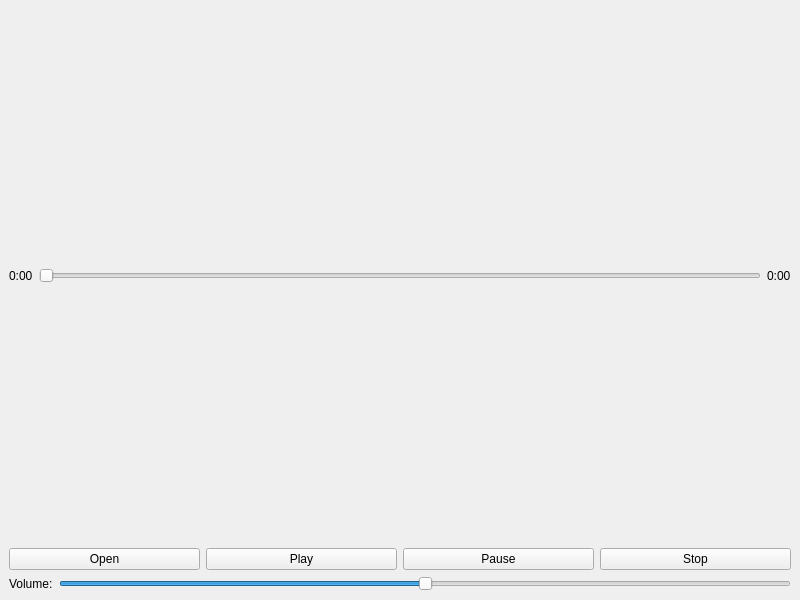
Before: the Qt Designer form mainwindow.ui in vegam05/kaplayer, drawn with Qt 5.
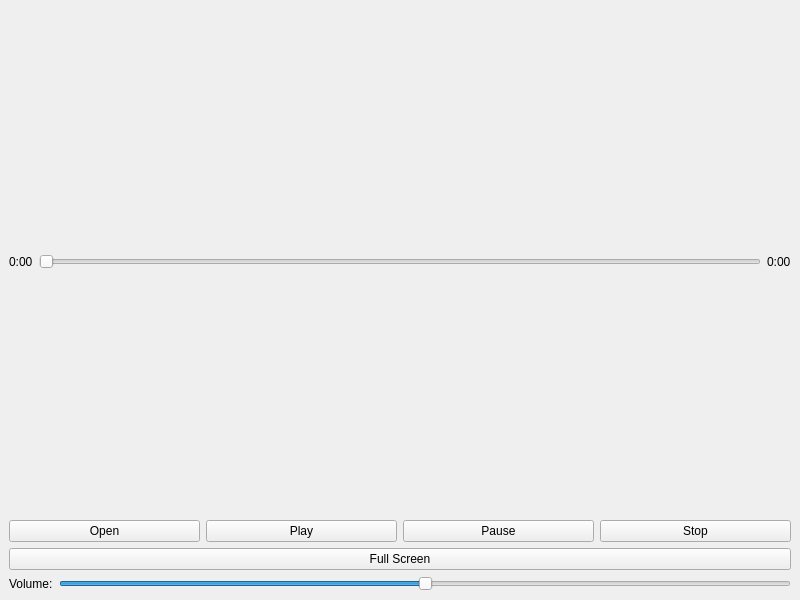
After: the same form once the commit is applied.

Commit message: fullscreen functionality, but need to be drastically improved

The edit to the form file:
```diff
--- a/mainwindow.ui
+++ b/mainwindow.ui
@@ -86,7 +86,16 @@
         </item>
       </layout>
     </item>
-    
+
+    <!--Full screen toggle-->
+    <item>
+ <widget class="QPushButton" name="fullscreenButton">
+  <property name="text">
+   <string>Full Screen</string>
+  </property>
+ </widget>
+</item>
+
     <!-- Volume Slider -->
     <item>
       <layout class="QHBoxLayout" name="volumeLayout">
```
The commit also changes 3 other files.
